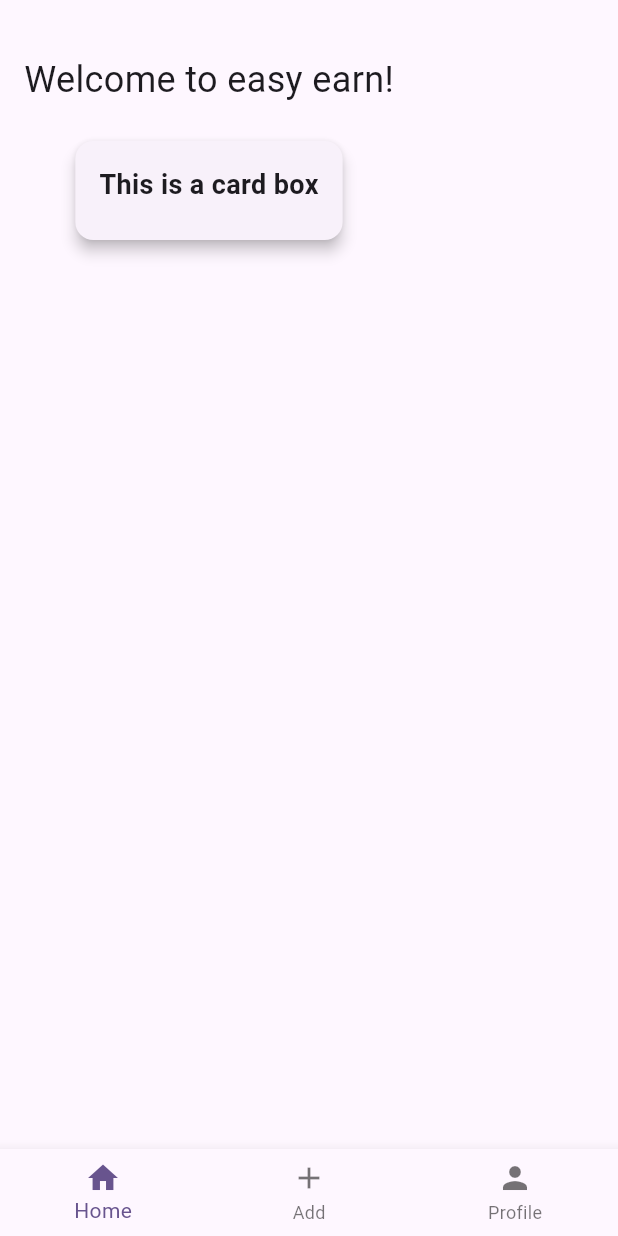
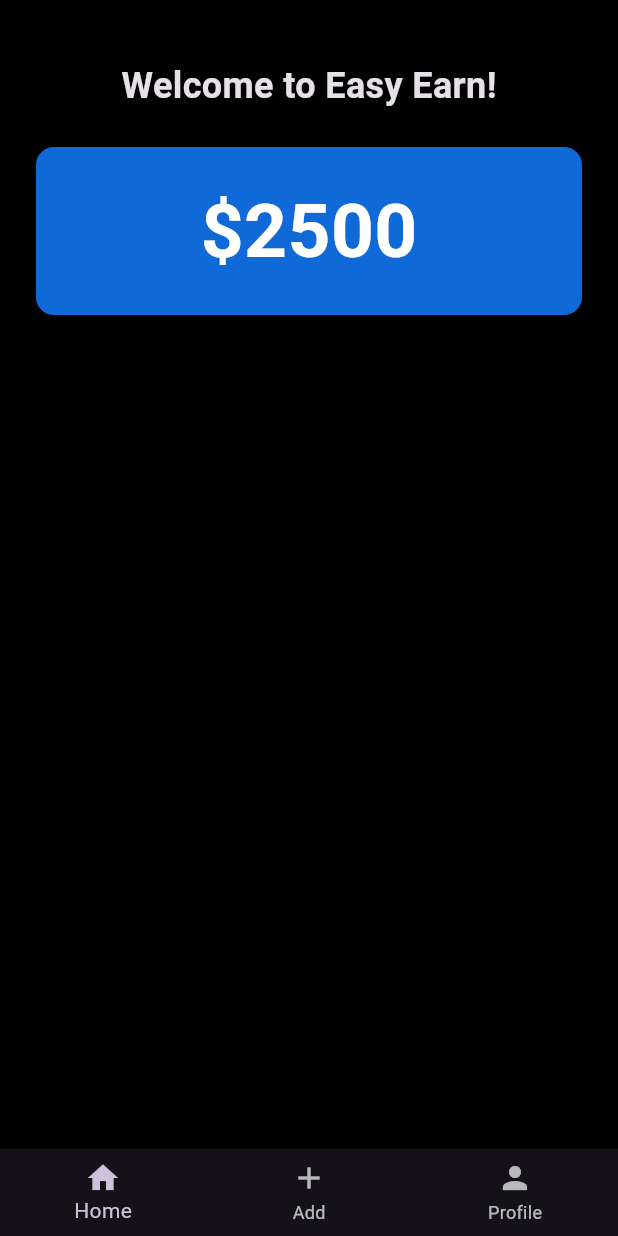
Before and after one commit to NehanVidanaarchchi/easy_eran, a Flutter app: the screen it shows after launch, after a tap on the "arrow forward" icon, on a phone screen of 412 x 824 dp. Run offline on Flutter 3.47's test engine with Material 3 defaults, Android fonts, the light colour scheme and no system bars.

Commit message:
add dark mode

```diff
--- a/lib/main.dart
+++ b/lib/main.dart
@@ -14,11 +14,9 @@ class MyApp extends StatelessWidget {
   @override
   Widget build(BuildContext context) {
     return MaterialApp(
+      theme: ThemeData.dark(),
       title: 'Easy Earn',
       debugShowCheckedModeBanner: false,
-      theme: ThemeData(
-        colorScheme: ColorScheme.fromSeed(seedColor: Colors.deepPurple),
-      ),
       initialRoute: '/',
       routes: {
         '/': (context) => const Loadingscreen(),
--- a/lib/screens/Homescreen.dart
+++ b/lib/screens/Homescreen.dart
@@ -12,34 +12,35 @@ class _HomescreenState extends State<Homescreen> {
   @override
   Widget build(BuildContext context) {
     return Scaffold(
+      backgroundColor: Colors.black,
       body: Padding(
-        padding: const EdgeInsets.all(16.0),
+        padding: const EdgeInsets.all(20),
         child: Column(
           children: [
             SizedBox(height: 20),
-            Text('Welcome to easy earn!', style: TextStyle(fontSize: 24)),
-
+            Text(
+              'Welcome to Easy Earn!',
+              style: TextStyle(fontSize: 24, fontWeight: FontWeight.bold),
+            ),
+            //Text part
             SizedBox(height: 20),
             Card(
               shape: RoundedRectangleBorder(
                 borderRadius: BorderRadius.circular(12),
               ),
+              color: const Color.fromARGB(255, 15, 105, 215),
               elevation: 4,
               child: Padding(
-                padding: const EdgeInsets.all(16.0),
-                child: Column(
-                  crossAxisAlignment: CrossAxisAlignment.start,
-                  children: const [
-                    Text(
-                      'This is a card box',
-                      style: TextStyle(
-                        fontSize: 18,
-                        fontWeight: FontWeight.w600,
-                      ),
+                padding: const EdgeInsets.all(20),
+                child: Center(
+                  child: Text(
+                    '\$2500',
+                    style: TextStyle(
+                      fontSize: 50,
+                      fontWeight: FontWeight.bold,
+                      color: Colors.white,
                     ),
-                    SizedBox(height: 8),
-
-                  ],
+                  ),
                 ),
               ),
             ),
```
